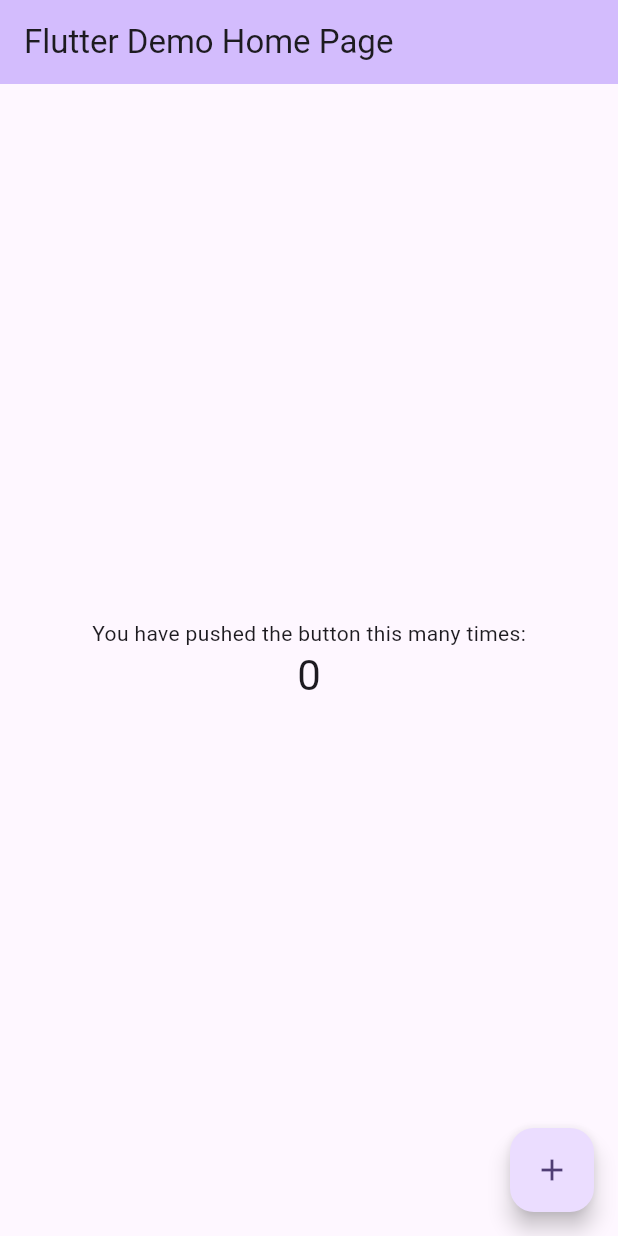
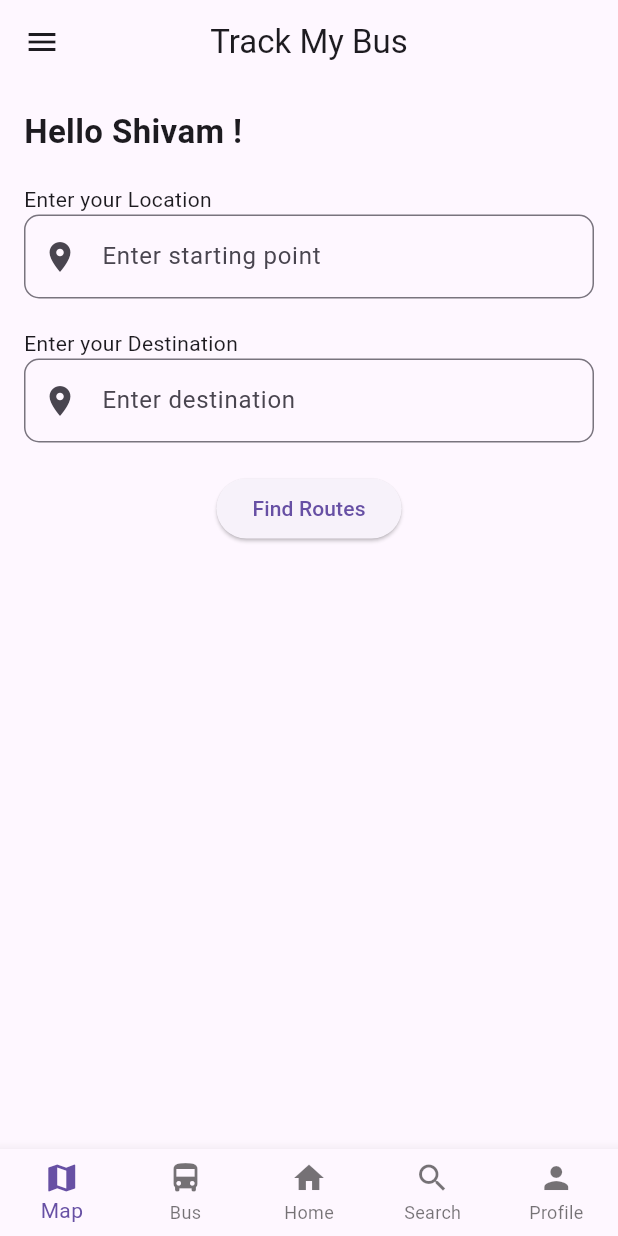
Before and after one commit to RajNaikAppDev/Odishahacathone, a Flutter app: the screen it shows after launch, on a phone screen of 412 x 824 dp. Run offline on Flutter 3.47's test engine with Material 3 defaults, Android fonts, the phone set to English and light mode, and no system bars.

Commit message:
your commit message

```diff
--- a/lib/main.dart
+++ b/lib/main.dart
@@ -1,3 +1,4 @@
+import 'package:busapp/track_screen.dart';
 import 'package:flutter/material.dart';
 
 void main() {
@@ -7,116 +8,8 @@ void main() {
 class MyApp extends StatelessWidget {
   const MyApp({super.key});
 
-  // This widget is the root of your application.
   @override
   Widget build(BuildContext context) {
-    return MaterialApp(
-      title: 'Flutter Demo',
-      theme: ThemeData(
-        // This is the theme of your application.
-        //
-        // TRY THIS: Try running your application with "flutter run". You'll see
-        // the application has a purple toolbar. Then, without quitting the app,
-        // try changing the seedColor in the colorScheme below to Colors.green
-        // and then invoke "hot reload" (save your changes or press the "hot
-        // reload" button in a Flutter-supported IDE, or press "r" if you used
-        // the command line to start the app).
-        //
-        // Notice that the counter didn't reset back to zero; the application
-        // state is not lost during the reload. To reset the state, use hot
-        // restart instead.
-        //
-        // This works for code too, not just values: Most code changes can be
-        // tested with just a hot reload.
-        colorScheme: ColorScheme.fromSeed(seedColor: Colors.deepPurple),
-      ),
-      home: const MyHomePage(title: 'Flutter Demo Home Page'),
-    );
+    return MaterialApp(home: Scaffold(body: LoginScreen()));
   }
 }
-
-class MyHomePage extends StatefulWidget {
-  const MyHomePage({super.key, required this.title});
-
-  // This widget is the home page of your application. It is stateful, meaning
-  // that it has a State object (defined below) that contains fields that affect
-  // how it looks.
-
-  // This class is the configuration for the state. It holds the values (in this
-  // case the title) provided by the parent (in this case the App widget) and
-  // used by the build method of the State. Fields in a Widget subclass are
-  // always marked "final".
-
-  final String title;
-
-  @override
-  State<MyHomePage> createState() => _MyHomePageState();
-}
-
-class _MyHomePageState extends State<MyHomePage> {
-  int _counter = 0;
-
-  void _incrementCounter() {
-    setState(() {
-      // This call to setState tells the Flutter framework that something has
-      // changed in this State, which causes it to rerun the build method below
-      // so that the display can reflect the updated values. If we changed
-      // _counter without calling setState(), then the build method would not be
-      // called again, and so nothing would appear to happen.
-      _counter++;
-    });
-  }
-
-  @override
-  Widget build(BuildContext context) {
-    // This method is rerun every time setState is called, for instance as done
-    // by the _incrementCounter method above.
-    //
-    // The Flutter framework has been optimized to make rerunning build methods
-    // fast, so that you can just rebuild anything that needs updating rather
-    // than having to individually change instances of widgets.
-    return Scaffold(
-      appBar: AppBar(
-        // TRY THIS: Try changing the color here to a specific color (to
-        // Colors.amber, perhaps?) and trigger a hot reload to see the AppBar
-        // change color while the other colors stay the same.
-        backgroundColor: Theme.of(context).colorScheme.inversePrimary,
-        // Here we take the value from the MyHomePage object that was created by
-        // the App.build method, and use it to set our appbar title.
-        title: Text(widget.title),
-      ),
-      body: Center(
-        // Center is a layout widget. It takes a single child and positions it
-        // in the middle of the parent.
-        child: Column(
-          // Column is also a layout widget. It takes a list of children and
-          // arranges them vertically. By default, it sizes itself to fit its
-          // children horizontally, and tries to be as tall as its parent.
-          //
-          // Column has various properties to control how it sizes itself and
-          // how it positions its children. Here we use mainAxisAlignment to
-          // center the children vertically; the main axis here is the vertical
-          // axis because Columns are vertical (the cross axis would be
-          // horizontal).
-          //
-          // TRY THIS: Invoke "debug painting" (choose the "Toggle Debug Paint"
-          // action in the IDE, or press "p" in the console), to see the
-          // wireframe for each widget.
-          mainAxisAlignment: MainAxisAlignment.center,
-          children: <Widget>[
-            const Text('You have pushed the button this many times:'),
-            Text(
-              '$_counter',
-              style: Theme.of(context).textTheme.headlineMedium,
-            ),
-          ],
-        ),
-      ),
-      floatingActionButton: FloatingActionButton(
-        onPressed: _incrementCounter,
-        tooltip: 'Increment',
-        child: const Icon(Icons.add),
-      ), // This trailing comma makes auto-formatting nicer for build methods.
-    );
-  }
-}
--- /dev/null
+++ b/lib/track_screen.dart
@@ -0,0 +1,133 @@
+import 'package:busapp/BusSearchScreen.dart';
+import 'package:flutter/material.dart';
+
+class LoginScreen extends StatefulWidget {
+  const LoginScreen({super.key});
+
+  @override
+  State<LoginScreen> createState() => _LoginScreenState();
+}
+
+class _LoginScreenState extends State<LoginScreen> {
+  TextEditingController fromController = TextEditingController();
+  TextEditingController toController = TextEditingController();
+  bool showLiveUpdate = false;
+
+  String fromLocation = "";
+  String toLocation = "";
+
+  @override
+  Widget build(BuildContext context) {
+    return Scaffold(
+      appBar: AppBar(
+        title: Text("Track My Bus"),
+        leading: Icon(Icons.menu),
+        centerTitle: true,
+      ),
+      body: Padding(
+        padding: const EdgeInsets.all(16),
+        child: SingleChildScrollView(
+          child: Column(
+            crossAxisAlignment: CrossAxisAlignment.start,
+            children: [
+              Text(
+                "Hello Shivam !",
+                style: TextStyle(fontSize: 22, fontWeight: FontWeight.bold),
+              ),
+              SizedBox(height: 20),
+
+              // Location Input
+              Text("Enter your Location"),
+              TextField(
+                controller: fromController,
+                decoration: InputDecoration(
+                  prefixIcon: Icon(Icons.location_on),
+                  hintText: "Enter starting point",
+                  border: OutlineInputBorder(
+                    borderRadius: BorderRadius.circular(10),
+                  ),
+                ),
+              ),
+              SizedBox(height: 20),
+
+              // Destination Input
+              Text("Enter your Destination"),
+              TextField(
+                controller: toController,
+                decoration: InputDecoration(
+                  prefixIcon: Icon(Icons.location_on),
+                  hintText: "Enter destination",
+                  border: OutlineInputBorder(
+                    borderRadius: BorderRadius.circular(10),
+                  ),
+                ),
+              ),
+              SizedBox(height: 20),
+
+              // Find Routes Button
+              Center(
+                child: ElevatedButton(
+                  onPressed: () {
+                    String fromLocation = fromController.text;
+                    String toLocation = toController.text;
+
+                    if (fromLocation.isNotEmpty && toLocation.isNotEmpty) {
+                      Navigator.push(
+                        context,
+                        MaterialPageRoute(
+                          builder:
+                              (context) => BusSearchScreen(
+                                fromLocation: fromLocation,
+                                toLocation: toLocation,
+                              ),
+                        ),
+                      );
+                    } else {
+                      ScaffoldMessenger.of(context).showSnackBar(
+                        SnackBar(
+                          content: Text(
+                            "Please enter both From and To locations",
+                          ),
+                        ),
+                      );
+                    }
+                  },
+
+                  child: Text("Find Routes"),
+                ),
+              ),
+
+              SizedBox(height: 20),
+
+              // Show entered locations
+              if (fromLocation.isNotEmpty && toLocation.isNotEmpty)
+                Text(
+                  "Route: $fromLocation ➝ $toLocation",
+                  style: TextStyle(fontSize: 16, fontWeight: FontWeight.bold),
+                ),
+
+              SizedBox(height: 20),
+
+              // Live Update Section
+            ],
+          ),
+        ),
+      ),
+
+      // Bottom Navigation Bar
+      bottomNavigationBar: BottomNavigationBar(
+        type: BottomNavigationBarType.fixed,
+        items: [
+          BottomNavigationBarItem(icon: Icon(Icons.map), label: "Map"),
+          BottomNavigationBarItem(
+            icon: Icon(Icons.directions_bus),
+            label: "Bus",
+          ),
+          BottomNavigationBarItem(icon: Icon(Icons.home), label: "Home"),
+          BottomNavigationBarItem(icon: Icon(Icons.search), label: "Search"),
+          BottomNavigationBarItem(icon: Icon(Icons.person), label: "Profile"),
+        ],
+      ),
+    );
+  }
+}
```
Also changed, not shown: lib/BusSearchScreen.dart (added, +128 -0 lines), lib/login_screen.dart (deleted), lib/login_scren.dart (added).
